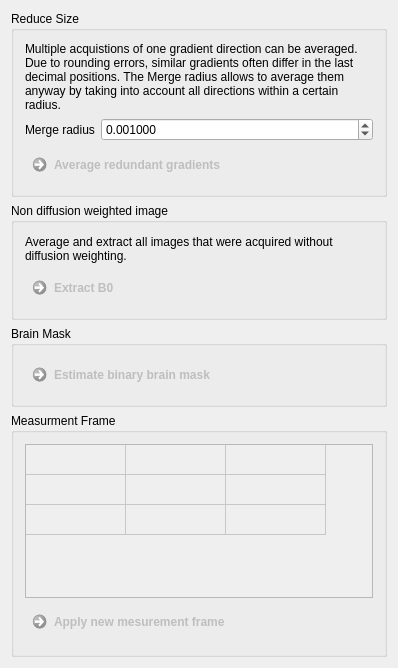
This is Modules/Bundles/org.mitk.gui.qt.diffusionimaging/src/internal/QmitkPreprocessingViewControls.ui in MITK/MITK as Qt 5 draws it before an edit. The edited form follows.
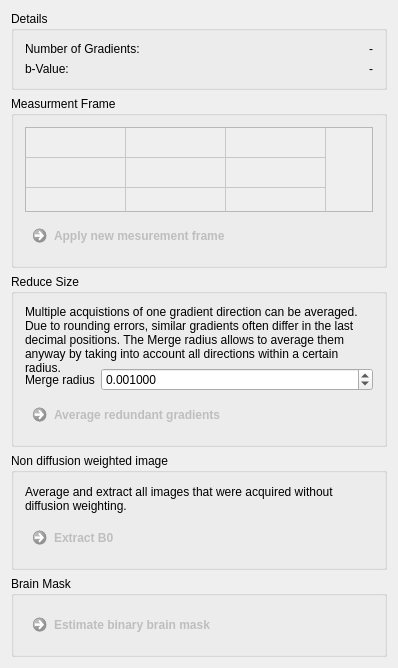
This is the edited form.

Commit message: added information about gradients etc

Diff of the .ui file:
```diff
--- a/Modules/Bundles/org.mitk.gui.qt.diffusionimaging/src/internal/QmitkPreprocessingViewControls.ui
+++ b/Modules/Bundles/org.mitk.gui.qt.diffusionimaging/src/internal/QmitkPreprocessingViewControls.ui
@@ -23,6 +23,163 @@
    <string>QmitkPreprocessingViewControls</string>
   </property>
   <layout class="QVBoxLayout" name="verticalLayout">
+   <item>
+    <widget class="QGroupBox" name="groupBox_5">
+     <property name="title">
+      <string>Details</string>
+     </property>
+     <layout class="QFormLayout" name="formLayout">
+      <property name="fieldGrowthPolicy">
+       <enum>QFormLayout::AllNonFixedFieldsGrow</enum>
+      </property>
+      <item row="0" column="0">
+       <widget class="QLabel" name="label_4">
+        <property name="text">
+         <string>Number of Gradients:</string>
+        </property>
+       </widget>
+      </item>
+      <item row="0" column="1">
+       <widget class="QLabel" name="m_GradientsLabel">
+        <property name="text">
+         <string>-</string>
+        </property>
+        <property name="alignment">
+         <set>Qt::AlignRight|Qt::AlignTrailing|Qt::AlignVCenter</set>
+        </property>
+       </widget>
+      </item>
+      <item row="1" column="0">
+       <widget class="QLabel" name="label_6">
+        <property name="text">
+         <string>b-Value:</string>
+        </property>
+       </widget>
+      </item>
+      <item row="1" column="1">
+       <widget class="QLabel" name="m_BvalLabel">
+        <property name="text">
+         <string>-</string>
+        </property>
+        <property name="alignment">
+         <set>Qt::AlignRight|Qt::AlignTrailing|Qt::AlignVCenter</set>
+        </property>
+       </widget>
+      </item>
+     </layout>
+    </widget>
+   </item>
+   <item>
+    <widget class="QGroupBox" name="groupBox_4">
+     <property name="sizePolicy">
+      <sizepolicy hsizetype="Expanding" vsizetype="Expanding">
+       <horstretch>0</horstretch>
+       <verstretch>0</verstretch>
+      </sizepolicy>
+     </property>
+     <property name="title">
+      <string>Measurment Frame</string>
+     </property>
+     <layout class="QGridLayout" name="gridLayout">
+      <item row="2" column="0">
+       <widget class="QCommandLinkButton" name="m_ModifyMeasurementFrame">
+        <property name="enabled">
+         <bool>false</bool>
+        </property>
+        <property name="toolTip">
+         <string/>
+        </property>
+        <property name="statusTip">
+         <string/>
+        </property>
+        <property name="whatsThis">
+         <string notr="true"/>
+        </property>
+        <property name="text">
+         <string>Apply new mesurement frame</string>
+        </property>
+       </widget>
+      </item>
+      <item row="3" column="0">
+       <spacer name="verticalSpacer_2">
+        <property name="orientation">
+         <enum>Qt::Vertical</enum>
+        </property>
+        <property name="sizeHint" stdset="0">
+         <size>
+          <width>20</width>
+          <height>40</height>
+         </size>
+        </property>
+       </spacer>
+      </item>
+      <item row="0" column="0">
+       <widget class="QTableWidget" name="m_MeasurementFrameTable">
+        <property name="enabled">
+         <bool>false</bool>
+        </property>
+        <property name="sizePolicy">
+         <sizepolicy hsizetype="Preferred" vsizetype="Preferred">
+          <horstretch>0</horstretch>
+          <verstretch>0</verstretch>
+         </sizepolicy>
+        </property>
+        <property name="verticalScrollBarPolicy">
+         <enum>Qt::ScrollBarAlwaysOff</enum>
+        </property>
+        <property name="horizontalScrollBarPolicy">
+         <enum>Qt::ScrollBarAlwaysOff</enum>
+        </property>
+        <property name="showGrid">
+         <bool>true</bool>
+        </property>
+        <attribute name="horizontalHeaderVisible">
+         <bool>false</bool>
+        </attribute>
+        <attribute name="horizontalHeaderHighlightSections">
+         <bool>true</bool>
+        </attribute>
+        <attribute name="verticalHeaderVisible">
+         <bool>false</bool>
+        </attribute>
+        <attribute name="verticalHeaderHighlightSections">
+         <bool>true</bool>
+        </attribute>
+        <row>
+         <property name="text">
+          <string>New Row</string>
+         </property>
+        </row>
+        <row>
+         <property name="text">
+          <string>New Row</string>
+         </property>
+        </row>
+        <row>
+         <property name="text">
+          <string>New Row</string>
+         </property>
+        </row>
+        <column>
+         <property name="text">
+          <string>New Column</string>
+         </property>
+        </column>
+        <column>
+         <property name="text">
+          <string>New Column</string>
+         </property>
+        </column>
+        <column>
+         <property name="text">
+          <string>New Column</string>
+         </property>
+        </column>
+       </widget>
+      </item>
+     </layout>
+    </widget>
+   </item>
    <item>
     <widget class="QGroupBox" name="groupBox">
      <property name="title">
@@ -195,117 +352,6 @@
      </layout>
     </widget>
    </item>
-   <item>
-    <widget class="QGroupBox" name="groupBox_4">
-     <property name="sizePolicy">
-      <sizepolicy hsizetype="Expanding" vsizetype="Expanding">
-       <horstretch>0</horstretch>
-       <verstretch>0</verstretch>
-      </sizepolicy>
-     </property>
-     <property name="title">
-      <string>Measurment Frame</string>
-     </property>
-     <layout class="QGridLayout" name="gridLayout">
-      <item row="0" column="0">
-       <widget class="QTableWidget" name="m_MeasurementFrameTable">
-        <property name="enabled">
-         <bool>false</bool>
-        </property>
-        <property name="sizePolicy">
-         <sizepolicy hsizetype="Preferred" vsizetype="Preferred">
-          <horstretch>0</horstretch>
-          <verstretch>0</verstretch>
-         </sizepolicy>
-        </property>
-        <property name="verticalScrollBarPolicy">
-         <enum>Qt::ScrollBarAlwaysOff</enum>
-        </property>
-        <property name="horizontalScrollBarPolicy">
-         <enum>Qt::ScrollBarAlwaysOff</enum>
-        </property>
-        <property name="showGrid">
-         <bool>true</bool>
-        </property>
-        <attribute name="horizontalHeaderVisible">
-         <bool>false</bool>
-        </attribute>
-        <attribute name="horizontalHeaderHighlightSections">
-         <bool>true</bool>
-        </attribute>
-        <attribute name="verticalHeaderVisible">
-         <bool>false</bool>
-        </attribute>
-        <attribute name="verticalHeaderHighlightSections">
-         <bool>true</bool>
-        </attribute>
-        <row>
-         <property name="text">
-          <string>New Row</string>
-         </property>
-        </row>
-        <row>
-         <property name="text">
-          <string>New Row</string>
-         </property>
-        </row>
-        <row>
-         <property name="text">
-          <string>New Row</string>
-         </property>
-        </row>
-        <column>
-         <property name="text">
-          <string>New Column</string>
-         </property>
-        </column>
-        <column>
-         <property name="text">
-          <string>New Column</string>
-         </property>
-        </column>
-        <column>
-         <property name="text">
-          <string>New Column</string>
-         </property>
-        </column>
-       </widget>
-      </item>
-      <item row="2" column="0">
-       <widget class="QCommandLinkButton" name="m_ModifyMeasurementFrame">
-        <property name="enabled">
-         <bool>false</bool>
-        </property>
-        <property name="toolTip">
-         <string/>
-        </property>
-        <property name="statusTip">
-         <string/>
-        </property>
-        <property name="whatsThis">
-         <string notr="true"/>
-        </property>
-        <property name="text">
-         <string>Apply new mesurement frame</string>
-        </property>
-       </widget>
-      </item>
-      <item row="3" column="0">
-       <spacer name="verticalSpacer_2">
-        <property name="orientation">
-         <enum>Qt::Vertical</enum>
-        </property>
-        <property name="sizeHint" stdset="0">
-         <size>
-          <width>20</width>
-          <height>40</height>
-         </size>
-        </property>
-       </spacer>
-      </item>
-     </layout>
-    </widget>
-   </item>
    <item>
     <spacer name="verticalSpacer">
      <property name="orientation">
```
The commit also changes 3 other files.
